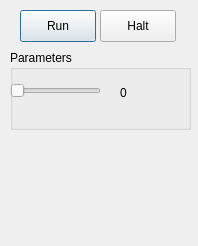
Old version of the form v0/v0.ui in the repository ybouret/iics.
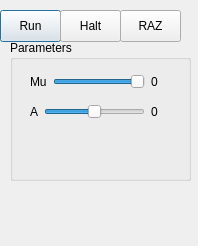
New version of the form.

Patch:
```diff
--- a/v0/v0.ui
+++ b/v0/v0.ui
@@ -17,50 +17,99 @@
    <property name="geometry">
     <rect>
      <x>10</x>
-     <y>50</y>
+     <y>40</y>
      <width>181</width>
-     <height>80</height>
+     <height>141</height>
     </rect>
    </property>
    <property name="title">
     <string>Parameters</string>
    </property>
-   <widget class="QSlider" name="MU">
+   <widget class="QWidget" name="layoutWidget">
     <property name="geometry">
      <rect>
-      <x>0</x>
-      <y>30</y>
-      <width>91</width>
-      <height>22</height>
+      <x>20</x>
+      <y>60</y>
+      <width>128</width>
+      <height>24</height>
      </rect>
     </property>
-    <property name="maximum">
-     <number>100</number>
-    </property>
-    <property name="orientation">
-     <enum>Qt::Horizontal</enum>
-    </property>
+    <layout class="QHBoxLayout" name="horizontalLayout_2">
+     <item>
+      <widget class="QLabel" name="MUTEXT_3">
+       <property name="text">
+        <string>A</string>
+       </property>
+      </widget>
+     </item>
+     <item>
+      <widget class="QSlider" name="A">
+       <property name="maximum">
+        <number>100</number>
+       </property>
+       <property name="value">
+        <number>50</number>
+       </property>
+       <property name="orientation">
+        <enum>Qt::Horizontal</enum>
+       </property>
+      </widget>
+     </item>
+     <item>
+      <widget class="QLabel" name="ATEXT">
+       <property name="text">
+        <string>0</string>
+       </property>
+      </widget>
+     </item>
+    </layout>
    </widget>
-   <widget class="QLabel" name="MUTEXT">
+   <widget class="QWidget" name="">
     <property name="geometry">
      <rect>
-      <x>110</x>
+      <x>20</x>
       <y>30</y>
-      <width>51</width>
-      <height>25</height>
+      <width>128</width>
+      <height>24</height>
      </rect>
     </property>
-    <property name="text">
-     <string>0</string>
-    </property>
+    <layout class="QHBoxLayout" name="horizontalLayout">
+     <item>
+      <widget class="QLabel" name="MUTEXT_2">
+       <property name="text">
+        <string>Mu</string>
+       </property>
+      </widget>
+     </item>
+     <item>
+      <widget class="QSlider" name="MU">
+       <property name="maximum">
+        <number>100</number>
+       </property>
+       <property name="value">
+        <number>100</number>
+       </property>
+       <property name="orientation">
+        <enum>Qt::Horizontal</enum>
+       </property>
+      </widget>
+     </item>
+     <item>
+      <widget class="QLabel" name="MUTEXT">
+       <property name="text">
+        <string>0</string>
+       </property>
+      </widget>
+     </item>
+    </layout>
    </widget>
   </widget>
   <widget class="QPushButton" name="RUN">
    <property name="geometry">
     <rect>
-     <x>20</x>
+     <x>0</x>
      <y>10</y>
-     <width>76</width>
+     <width>61</width>
      <height>32</height>
     </rect>
    </property>
@@ -71,9 +120,9 @@
   <widget class="QPushButton" name="HALT">
    <property name="geometry">
     <rect>
-     <x>100</x>
+     <x>60</x>
      <y>10</y>
-     <width>76</width>
+     <width>61</width>
      <height>32</height>
     </rect>
    </property>
@@ -81,6 +130,19 @@
     <string>Halt</string>
    </property>
   </widget>
+  <widget class="QPushButton" name="RAZ">
+   <property name="geometry">
+    <rect>
+     <x>120</x>
+     <y>10</y>
+     <width>61</width>
+     <height>32</height>
+    </rect>
+   </property>
+   <property name="text">
+    <string>RAZ</string>
+   </property>
+  </widget>
  </widget>
  <resources/>
  <connections/>
```
